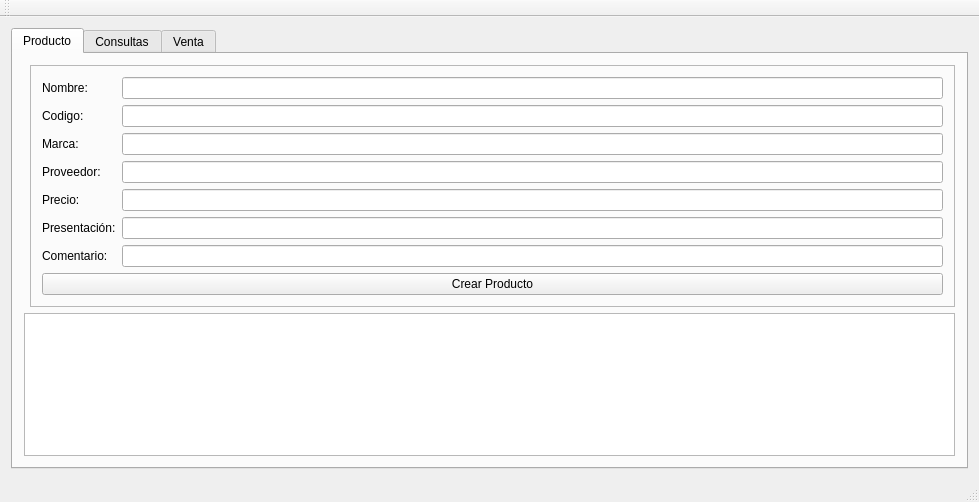
ferVargasB/sistema_inventario, file ventanaprincipal.ui: the form before one commit.
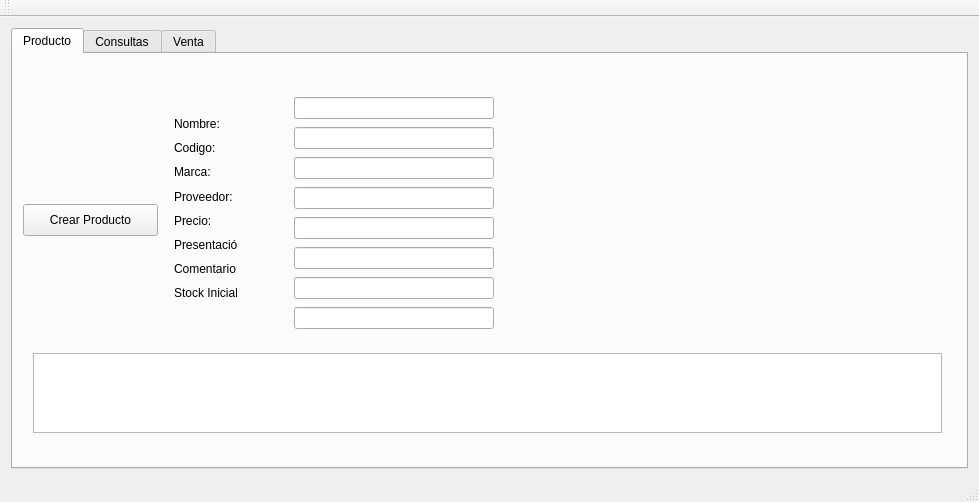
The form after the commit. The open tabs and pages were chosen to show the change.

The edit to the form file:
```diff
--- a/ventanaprincipal.ui
+++ b/ventanaprincipal.ui
@@ -24,23 +24,28 @@
        <attribute name="title">
         <string>Producto</string>
        </attribute>
-       <layout class="QGridLayout" name="gridLayout_2">
-        <item row="1" column="0" colspan="2">
          <widget class="QTableView" name="tableViewProducto">
+        <property name="geometry">
+         <rect>
+          <x>20</x>
+          <y>299</y>
+          <width>909</width>
+          <height>80</height>
+         </rect>
+        </property>
           <property name="editTriggers">
            <set>QAbstractItemView::NoEditTriggers</set>
           </property>
          </widget>
-        </item>
-        <item row="0" column="1">
-         <widget class="QFrame" name="frame">
-          <property name="frameShape">
-           <enum>QFrame::StyledPanel</enum>
-          </property>
-          <layout class="QVBoxLayout" name="verticalLayout_5">
-           <item>
-            <layout class="QHBoxLayout" name="horizontalLayout_2">
-             <item>
+       <widget class="QWidget" name="">
+        <property name="geometry">
+         <rect>
+          <x>150</x>
+          <y>50</y>
+          <width>85</width>
+          <height>209</height>
+         </rect>
+        </property>
               <layout class="QVBoxLayout" name="verticalLayout_3">
                <item>
                 <widget class="QLabel" name="labelNombre">
@@ -91,9 +96,24 @@
                  </property>
                 </widget>
                </item>
-              </layout>
-             </item>
              <item>
+          <widget class="QLabel" name="labelStock">
+           <property name="text">
+            <string>Stock Inicial</string>
+           </property>
+          </widget>
+         </item>
+        </layout>
+       </widget>
+       <widget class="QWidget" name="">
+        <property name="geometry">
+         <rect>
+          <x>270</x>
+          <y>30</y>
+          <width>222</width>
+          <height>262</height>
+         </rect>
+        </property>
               <layout class="QVBoxLayout" name="verticalLayout_4">
                <item>
                 <widget class="QLineEdit" name="lineEditNombre">
@@ -144,21 +164,28 @@
                  </property>
                 </widget>
                </item>
-              </layout>
-             </item>
-            </layout>
-           </item>
            <item>
+          <widget class="QLineEdit" name="lineEditStock">
+           <property name="inputMethodHints">
+            <set>Qt::ImhDigitsOnly</set>
+           </property>
+          </widget>
+         </item>
+        </layout>
+       </widget>
             <widget class="QPushButton" name="pushButtonCrearProducto">
+        <property name="geometry">
+         <rect>
+          <x>10</x>
+          <y>150</y>
+          <width>135</width>
+          <height>32</height>
+         </rect>
+        </property>
              <property name="text">
               <string>Crear Producto</string>
              </property>
             </widget>
-           </item>
-          </layout>
-         </widget>
-        </item>
-       </layout>
       </widget>
       <widget class="QWidget" name="tabConsultar">
        <attribute name="title">
```
Left out of the diff: 17 changed lines with no effect on the pictures. Lines whose indentation alone changed are shown as unchanged.
